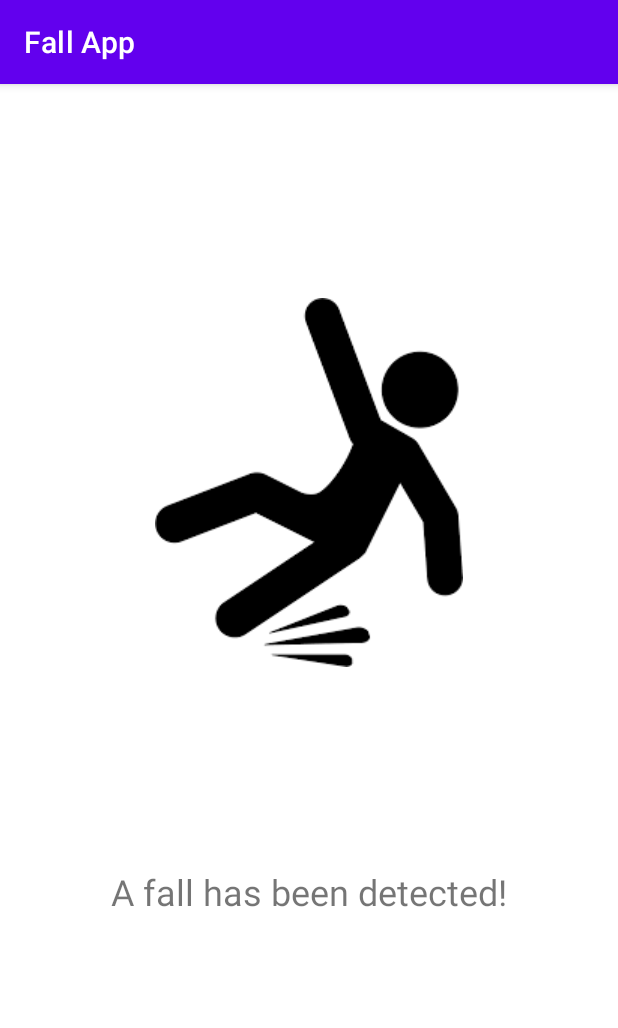
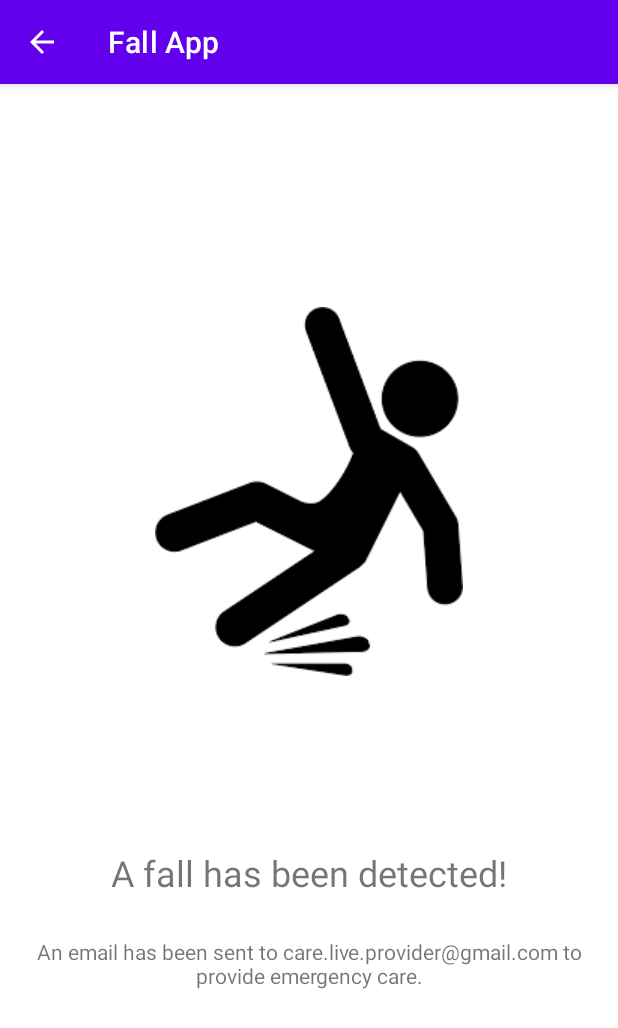
Before and after one commit to AceZz/thesis-app, an Android app: the ActivityFall screen opened directly, with no data from a screen before it, on a phone screen of 412 x 824 dp. Shown: the top 1028 px of the screen. Run offline under Robolectric (Android 15) with nearby library versions, the light colour scheme and no system bars; libraries missing offline, so code that uses them is left out: javax.mail, javax.mail.internet; 1 statement that could not run was skipped.

Commit message:
Email activity properly displayed

```diff
--- a/app/src/main/AndroidManifest.xml
+++ b/app/src/main/AndroidManifest.xml
@@ -17,6 +17,7 @@
         tools:targetApi="31">
         <activity
             android:name=".ActivityFall"
+            android:parentActivityName="com.projects.firstapptutorial.MainActivity"
             android:exported="false" />
         <activity
             android:name=".MainActivity"
--- a/app/src/main/java/com/projects/firstapptutorial/ActivityFall.java
+++ b/app/src/main/java/com/projects/firstapptutorial/ActivityFall.java
@@ -2,14 +2,93 @@ package com.projects.firstapptutorial;
 
 import androidx.appcompat.app.AppCompatActivity;
 
+import android.annotation.SuppressLint;
+import android.content.Intent;
 import android.os.Bundle;
+import android.widget.TextView;
+import android.widget.Toolbar;
+
+import java.util.Properties;
+
+import javax.mail.Authenticator;
+import javax.mail.Message;
+import javax.mail.MessagingException;
+import javax.mail.PasswordAuthentication;
+import javax.mail.Session;
+import javax.mail.Transport;
+import javax.mail.internet.AddressException;
+import javax.mail.internet.InternetAddress;
+import javax.mail.internet.MimeMessage;
 
 public class ActivityFall extends AppCompatActivity {
 
+    private TextView textViewEmailSent;
+
+    @SuppressLint("SetTextI18n")
     @Override
     protected void onCreate(Bundle savedInstanceState) {
         super.onCreate(savedInstanceState);
         setContentView(R.layout.activity_fall);
+
+//        // my_child_toolbar is defined in the layout file
+//        Toolbar myChildToolbar =
+//                (Toolbar) findViewById(R.id.my_child_toolbar);
+//        setSupportActionBar(myChildToolbar);
+//
+//        // Get a support ActionBar corresponding to this toolbar
+//        ActionBar ab = getSupportActionBar();
+//
+//        // Enable the Up button
+//        ab.setDisplayHomeAsUpEnabled(true);
+
+        String stringSenderEmail = "fall.live.alerts@gmail.com";
+        String stringReceiverEmail = "care.live.provider@gmail.com";
+        String stringPasswordSenderEmail = "xqhzlopsyxxqdzxo";
+
+        String stringHost = "smtp.gmail.com";
+
+        textViewEmailSent = findViewById(R.id.textViewEmailSent);
+        textViewEmailSent.setText("An email has been sent to " + stringReceiverEmail
+                + " to provide emergency care.");
+
+        try {
+            Properties properties = System.getProperties();
+
+            properties.put("mail.smtp.host",stringHost);
+            properties.put("mail.smtp.port", "465");
+            properties.put("mail.smtp.ssl.enable", "true");
+            properties.put("mail.smtp.auth", "true");
+
+            javax.mail.Session session = Session.getInstance(properties, new Authenticator() {
+                @Override
+                protected PasswordAuthentication getPasswordAuthentication() {
+                    return new PasswordAuthentication(stringSenderEmail, stringPasswordSenderEmail);
+                }
+            });
+
+            MimeMessage mimeMessage = new MimeMessage(session);
+            mimeMessage.addRecipient(Message.RecipientType.TO, new InternetAddress(stringReceiverEmail));
+            mimeMessage.setSubject("Subject: Fall detection alert");
+            mimeMessage.setText("A fall of the Android device wearer has been detected. An emergency care is needed. \n\n Fall app");
+
+            Thread thread = new Thread(new Runnable() {
+                @Override
+                public void run() {
+                    try {
+                        Transport.send(mimeMessage);
+                    } catch (MessagingException e) {
+                        e.printStackTrace();
+                    }
+                }
+            });
+            thread.start();
+
+        } catch (AddressException e) {
+            e.printStackTrace();
+        } catch (MessagingException e) {
+            e.printStackTrace();
+        }
+
     }
 
 
--- a/app/src/main/res/layout/activity_fall.xml
+++ b/app/src/main/res/layout/activity_fall.xml
@@ -10,30 +10,42 @@
         android:id="@+id/imageView2"
         android:layout_width="wrap_content"
         android:layout_height="wrap_content"
-        android:layout_marginStart="103dp"
-        android:layout_marginTop="129dp"
         android:layout_marginEnd="103dp"
         android:layout_marginBottom="60dp"
-        app:layout_constraintBottom_toTopOf="@+id/textView"
+        app:layout_constraintBottom_toBottomOf="parent"
         app:layout_constraintEnd_toEndOf="parent"
         app:layout_constraintHorizontal_bias="1.0"
         app:layout_constraintStart_toStartOf="parent"
         app:layout_constraintTop_toTopOf="parent"
+        app:layout_constraintVertical_bias="0.322"
         app:srcCompat="@drawable/falling" />
 
     <TextView
         android:id="@+id/textView"
         android:layout_width="wrap_content"
         android:layout_height="wrap_content"
-        android:layout_marginStart="74dp"
-        android:layout_marginTop="60dp"
-        android:layout_marginEnd="74dp"
-        android:layout_marginBottom="200dp"
+        android:layout_marginBottom="69dp"
         android:text="A fall has been detected!"
+        android:textAlignment="center"
         android:textSize="24sp"
         app:layout_constraintBottom_toBottomOf="parent"
         app:layout_constraintEnd_toEndOf="parent"
-        app:layout_constraintHorizontal_bias="0.0"
         app:layout_constraintStart_toStartOf="parent"
-        app:layout_constraintTop_toBottomOf="@+id/imageView2" />
+        app:layout_constraintTop_toTopOf="parent"
+        app:layout_constraintVertical_bias="0.765" />
+
+    <TextView
+        android:id="@+id/textViewEmailSent"
+        android:layout_width="wrap_content"
+        android:layout_height="wrap_content"
+        android:layout_marginTop="68dp"
+        android:text="email"
+        android:textAlignment="center"
+        app:layout_constraintBottom_toBottomOf="parent"
+        app:layout_constraintEnd_toEndOf="parent"
+        app:layout_constraintHorizontal_bias="0.498"
+        app:layout_constraintStart_toStartOf="parent"
+        app:layout_constraintTop_toTopOf="parent"
+        app:layout_constraintVertical_bias="0.753" />
+
 </androidx.constraintlayout.widget.ConstraintLayout>
--- a/app/src/main/res/layout/activity_main.xml
+++ b/app/src/main/res/layout/activity_main.xml
@@ -61,7 +61,7 @@
         android:layout_marginTop="80dp"
         android:layout_marginEnd="143dp"
         android:onClick="buttonSendEmail"
-        android:text="Send email"
+        android:text="Simulate Fall"
         app:layout_constraintEnd_toEndOf="parent"
         app:layout_constraintStart_toStartOf="parent"
         app:layout_constraintTop_toBottomOf="@+id/button" />
```
Also changed, not shown: app/src/main/java/com/projects/firstapptutorial/MainActivity.java (+24 -54 lines).
